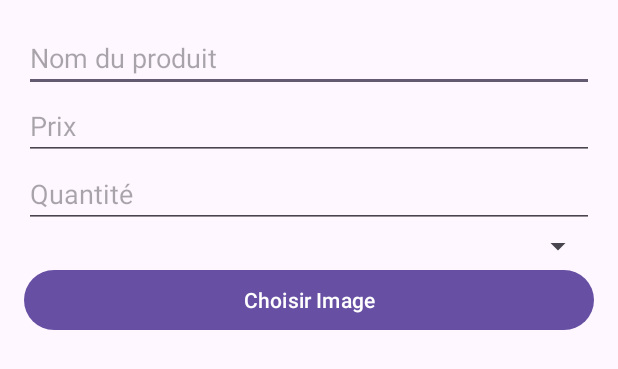
After one commit to papis301/SAMACAISSEANDROID, an Android app built with Jetpack Compose: the layout dialog_add_product.xml on its own in the app's theme, with its tools: preview values and no code run, on a phone screen of 412 x 824 dp. The commit adds this screen. Shown: the top 369 px of the screen. Run offline under Robolectric (Android 15) with nearby library versions, the phone set to English and light mode, and no system bars.

Commit message:
ajout produit avec unité ok

```diff
--- a/app/src/main/AndroidManifest.xml
+++ b/app/src/main/AndroidManifest.xml
@@ -20,6 +20,9 @@
         android:supportsRtl="true"
         android:theme="@style/Theme.SamaCaisseAndroid"
         tools:targetApi="31">
+        <activity
+            android:name=".java.ManageProductsActivity"
+            android:exported="false" />
         <activity
             android:name=".UserHistoryActivity"
             android:exported="false"
--- a/app/src/main/java/com/pisco/samacaisseandroid/AppDbHelper.kt
+++ b/app/src/main/java/com/pisco/samacaisseandroid/AppDbHelper.kt
@@ -431,6 +431,8 @@ class AppDbHelper(context: Context) : SQLiteOpenHelper(context, DATABASE_NAME, n
 
     // Ajouter un produit
     fun addProduct(product: Product): Boolean {
+        val now = SimpleDateFormat("yyyy-MM-dd HH:mm:ss", Locale.getDefault()).format(Date())
+
         val db = writableDatabase
         val values = ContentValues().apply {
             put("name", product.name)
@@ -438,7 +440,7 @@ class AppDbHelper(context: Context) : SQLiteOpenHelper(context, DATABASE_NAME, n
             put("quantity", product.quantity)
             put("unit", product.unit)
             put("image_uri", product.imageUri) // ⚠ nom exact de la colonne
-            put("date_added", product.dateAdded) // ⚠ nom exact de la colonne
+            put("date_added", now) // ⚠ nom exact de la colonne
         }
         val result = db.insert(TABLE_PRODUCTS, null, values)
         return result != -1L
--- a/app/src/main/java/com/pisco/samacaisseandroid/java/AdminInterfaceActivity.java
+++ b/app/src/main/java/com/pisco/samacaisseandroid/java/AdminInterfaceActivity.java
@@ -43,7 +43,7 @@ public class AdminInterfaceActivity extends AppCompatActivity {
         btnProducts.setOnClickListener(new View.OnClickListener() {
             @Override
             public void onClick(View v) {
-                startActivity(new Intent(AdminInterfaceActivity.this, ProductManagementActivity.class));
+                startActivity(new Intent(AdminInterfaceActivity.this, ManageProductsActivity.class));
             }
         });
 
--- /dev/null
+++ b/app/src/main/res/layout/dialog_add_product.xml
@@ -0,0 +1,38 @@
+<?xml version="1.0" encoding="utf-8"?>
+<LinearLayout xmlns:android="http://schemas.android.com/apk/res/android"
+    android:orientation="vertical"
+    android:padding="16dp"
+    android:layout_width="match_parent"
+    android:layout_height="wrap_content">
+
+    <EditText
+        android:id="@+id/inputName"
+        android:hint="Nom du produit"
+        android:layout_width="match_parent"
+        android:layout_height="wrap_content"/>
+
+    <EditText
+        android:id="@+id/inputPrice"
+        android:hint="Prix"
+        android:inputType="numberDecimal"
+        android:layout_width="match_parent"
+        android:layout_height="wrap_content"/>
+
+    <EditText
+        android:id="@+id/inputQuantity"
+        android:hint="Quantité"
+        android:inputType="numberDecimal"
+        android:layout_width="match_parent"
+        android:layout_height="wrap_content"/>
+
+    <Spinner
+        android:id="@+id/spinnerUnit"
+        android:layout_width="match_parent"
+        android:layout_height="wrap_content"/>
+
+    <Button
+        android:id="@+id/btnChooseImage"
+        android:layout_width="match_parent"
+        android:layout_height="wrap_content"
+        android:text="Choisir Image"/>
+</LinearLayout>
```
Also changed, not shown: app/src/main/java/com/pisco/samacaisseandroid/java/ManageProductsActivity.java (added, +222 -0 lines), app/src/main/java/com/pisco/samacaisseandroid/java/Product.java (+29 -21 lines), app/src/main/res/layout/activity_manage_products.xml (added, +19 -0 lines).
